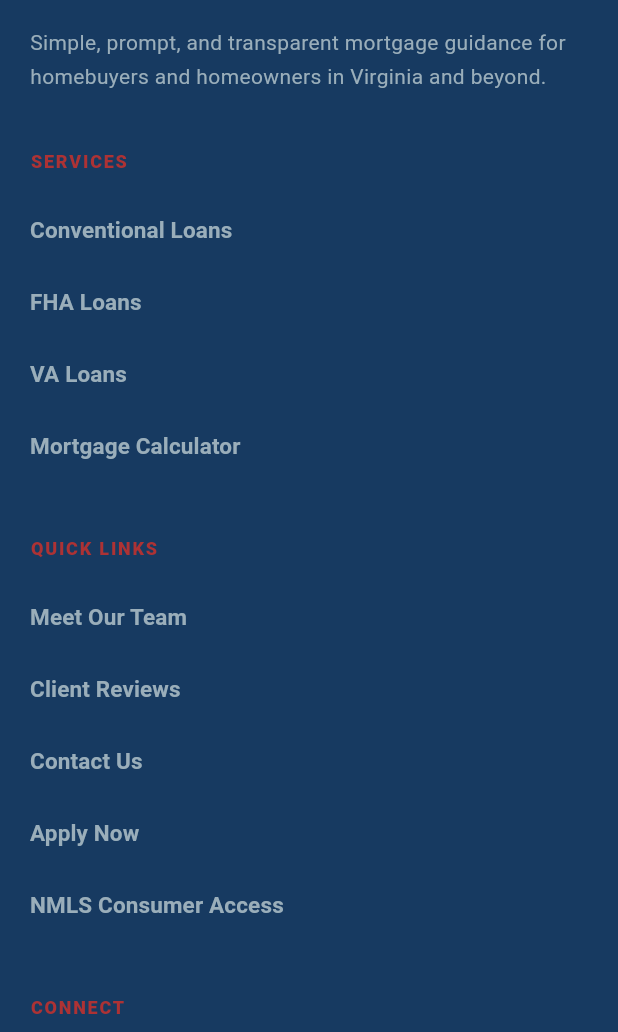
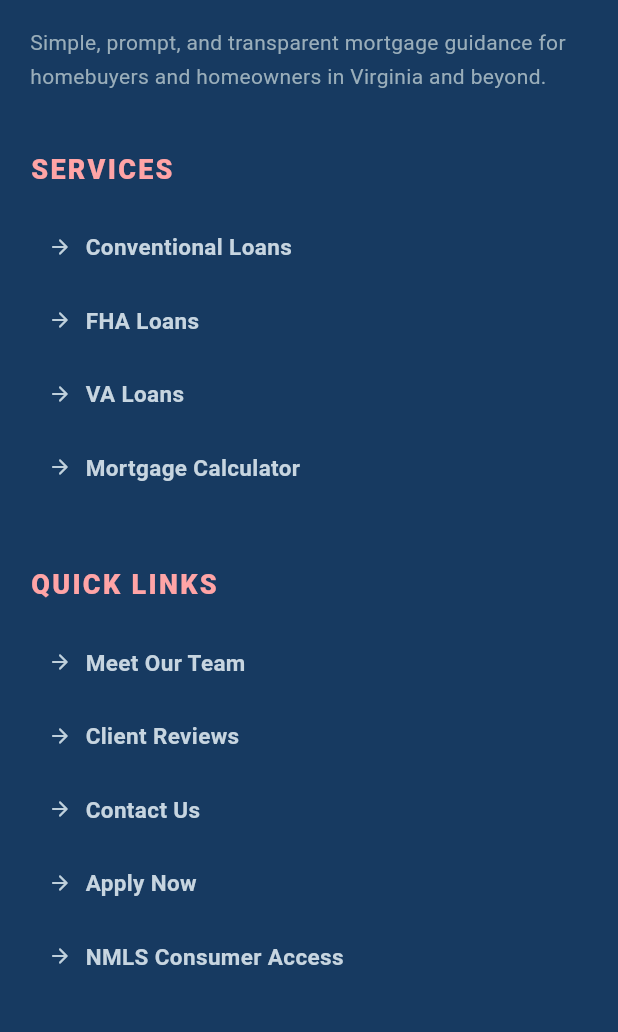
Before and after one commit to lamadipen/simplemortage, a Flutter app: the FooterSection widget shown alone on an empty page, opened directly with empty values, on a phone screen of 412 x 824 dp, the part 204-1236 px from its top. Run offline on Flutter 3.47's test engine with Material 3 defaults, Android fonts, the phone set to English and light mode, and no system bars; Roboto replaces fonts that are missing (Arial).

Commit message:
I made the footer column headings bigger and stronger in [footer_section.dart]

```diff
--- a/lib/features/home/widgets/footer_section.dart
+++ b/lib/features/home/widgets/footer_section.dart
@@ -71,10 +71,11 @@ class FooterSection extends StatelessWidget {
                 : Row(
                     crossAxisAlignment: CrossAxisAlignment.start,
                     children: [
-                      Expanded(flex: 2, child: columns[0]),
+                      Expanded(flex: 3, child: columns[0]),
                       const SizedBox(width: 40),
-                      for (var i = 1; i < columns.length; i++)
-                        Expanded(child: columns[i]),
+                      Expanded(flex: 2, child: columns[1]),
+                      Expanded(flex: 2, child: columns[2]),
+                      Expanded(flex: 3, child: columns[3]),
                     ],
                   ),
           ),
@@ -185,17 +186,72 @@ class _LinkColumn extends StatelessWidget {
       crossAxisAlignment: CrossAxisAlignment.start,
       children: [
         _FooterTitle(title),
-        const SizedBox(height: 12),
-        for (final link in links)
-          TextButton(
-            onPressed: link.$2,
-            style: TextButton.styleFrom(
-              foregroundColor: const Color(0xFF9AAEBA),
-              padding: const EdgeInsets.symmetric(vertical: 7),
+        const SizedBox(height: 18),
+        for (final link in links) _FooterLink(label: link.$1, onTap: link.$2),
+      ],
+    );
+  }
+}
+
+class _FooterLink extends StatefulWidget {
+  const _FooterLink({required this.label, required this.onTap});
+
+  final String label;
+  final VoidCallback onTap;
+
+  @override
+  State<_FooterLink> createState() => _FooterLinkState();
+}
+
+class _FooterLinkState extends State<_FooterLink> {
+  bool _hovered = false;
+
+  @override
+  Widget build(BuildContext context) {
+    return MouseRegion(
+      onEnter: (_) => setState(() => _hovered = true),
+      onExit: (_) => setState(() => _hovered = false),
+      child: InkWell(
+        onTap: widget.onTap,
+        borderRadius: BorderRadius.circular(10),
+        child: AnimatedContainer(
+          duration: const Duration(milliseconds: 150),
+          margin: const EdgeInsets.only(bottom: 8),
+          padding: const EdgeInsets.symmetric(horizontal: 11, vertical: 10),
+          decoration: BoxDecoration(
+            color: _hovered
+                ? Colors.white.withValues(alpha: 0.075)
+                : Colors.transparent,
+            borderRadius: BorderRadius.circular(10),
+            border: Border.all(
+              color: _hovered
+                  ? Colors.white.withValues(alpha: 0.12)
+                  : Colors.transparent,
             ),
-            child: Text(link.$1),
+          ),
+          child: Row(
+            children: [
+              Icon(
+                Icons.arrow_forward_rounded,
+                color: _hovered ? AppColors.red : const Color(0xFFBFD0DC),
+                size: 16,
+              ),
+              const SizedBox(width: 9),
+              Expanded(
+                child: Text(
+                  widget.label,
+                  style: TextStyle(
+                    color: _hovered ? AppColors.white : const Color(0xFFC7D5E0),
+                    fontSize: 15,
+                    height: 1.25,
+                    fontWeight: FontWeight.w700,
+                  ),
+                ),
               ),
             ],
+          ),
+        ),
+      ),
     );
   }
 }
@@ -209,23 +265,19 @@ class _ConnectColumn extends StatelessWidget {
       crossAxisAlignment: CrossAxisAlignment.start,
       children: [
         const _FooterTitle('Connect'),
-        const SizedBox(height: 17),
-        InkWell(
+        const SizedBox(height: 18),
+        _ContactLink(
+          icon: Icons.mail_rounded,
+          label: AppConstants.email,
           onTap: () => sendEmail(AppConstants.email),
-          child: const Text(
-            AppConstants.email,
-            style: TextStyle(color: Color(0xFF9AAEBA), fontSize: 13),
         ),
+        const SizedBox(height: 10),
+        _ContactLink(
+          icon: Icons.phone_rounded,
+          label: AppConstants.mobilePhone,
+          onTap: () => callPhone(AppConstants.mobilePhone),
         ),
-        const SizedBox(height: 12),
-        InkWell(
-          onTap: () => callPhone(AppConstants.mobilePhone),
-          child: const Text(
-            AppConstants.mobilePhone,
-            style: TextStyle(color: Color(0xFF9AAEBA), fontSize: 13),
-          ),
-        ),
-        const SizedBox(height: 18),
+        const SizedBox(height: 22),
         Row(
           children: [
             _SocialButton(
@@ -244,6 +296,84 @@ class _ConnectColumn extends StatelessWidget {
   }
 }
 
+class _ContactLink extends StatefulWidget {
+  const _ContactLink({
+    required this.icon,
+    required this.label,
+    required this.onTap,
+  });
+
+  final IconData icon;
+  final String label;
+  final VoidCallback onTap;
+
+  @override
+  State<_ContactLink> createState() => _ContactLinkState();
+}
+
+class _ContactLinkState extends State<_ContactLink> {
+  bool _hovered = false;
+
+  @override
+  Widget build(BuildContext context) {
+    return MouseRegion(
+      onEnter: (_) => setState(() => _hovered = true),
+      onExit: (_) => setState(() => _hovered = false),
+      child: InkWell(
+        onTap: widget.onTap,
+        borderRadius: BorderRadius.circular(12),
+        child: AnimatedContainer(
+          duration: const Duration(milliseconds: 150),
+          padding: const EdgeInsets.all(12),
+          decoration: BoxDecoration(
+            color: Colors.white.withValues(alpha: _hovered ? 0.09 : 0.045),
+            borderRadius: BorderRadius.circular(12),
+            border: Border.all(
+              color: Colors.white.withValues(alpha: _hovered ? 0.16 : 0.08),
+            ),
+          ),
+          child: Row(
+            children: [
+              Container(
+                width: 34,
+                height: 34,
+                decoration: BoxDecoration(
+                  gradient: const LinearGradient(
+                    begin: Alignment.topLeft,
+                    end: Alignment.bottomRight,
+                    colors: [Color(0xFFC74446), AppColors.redDark],
+                  ),
+                  borderRadius: BorderRadius.circular(10),
+                  boxShadow: [
+                    BoxShadow(
+                      color: AppColors.red.withValues(alpha: 0.24),
+                      blurRadius: 12,
+                      offset: const Offset(0, 5),
+                    ),
+                  ],
+                ),
+                child: Icon(widget.icon, color: AppColors.white, size: 18),
+              ),
+              const SizedBox(width: 11),
+              Expanded(
+                child: Text(
+                  widget.label,
+                  style: const TextStyle(
+                    color: Color(0xFFD5E1EC),
+                    fontSize: 14,
+                    height: 1.25,
+                    fontWeight: FontWeight.w700,
+                  ),
+                ),
+              ),
+            ],
+          ),
+        ),
+      ),
+    );
+  }
+}
+
 class _FooterTitle extends StatelessWidget {
   const _FooterTitle(this.text);
 
@@ -254,10 +384,10 @@ class _FooterTitle extends StatelessWidget {
     return Text(
       text.toUpperCase(),
       style: const TextStyle(
-        color: AppColors.red,
-        fontSize: 12,
-        fontWeight: FontWeight.w800,
-        letterSpacing: 1.2,
+        color: Color(0xFFFFA4A6),
+        fontSize: 18,
+        fontWeight: FontWeight.w900,
+        letterSpacing: 1.55,
       ),
     );
   }
@@ -271,26 +401,55 @@ class _SocialButton extends StatelessWidget {
 
   @override
   Widget build(BuildContext context) {
-    return InkWell(
+    return _HoverLift(
+      child: InkWell(
         onTap: onTap,
-      borderRadius: BorderRadius.circular(9),
+        borderRadius: BorderRadius.circular(13),
         child: Container(
-        width: 34,
-        height: 34,
+          width: 46,
+          height: 46,
           alignment: Alignment.center,
           decoration: BoxDecoration(
-          border: Border.all(color: const Color(0xFF355168)),
-          borderRadius: BorderRadius.circular(9),
+            color: Colors.white.withValues(alpha: 0.07),
+            border: Border.all(color: Colors.white.withValues(alpha: 0.16)),
+            borderRadius: BorderRadius.circular(13),
           ),
           child: Text(
             label,
             style: const TextStyle(
               color: AppColors.white,
-            fontSize: 12,
-            fontWeight: FontWeight.w800,
+              fontSize: 18,
+              fontWeight: FontWeight.w900,
+            ),
           ),
         ),
       ),
     );
   }
 }
+
+class _HoverLift extends StatefulWidget {
+  const _HoverLift({required this.child});
+
+  final Widget child;
+
+  @override
+  State<_HoverLift> createState() => _HoverLiftState();
+}
+
+class _HoverLiftState extends State<_HoverLift> {
+  bool _hovered = false;
+
+  @override
+  Widget build(BuildContext context) {
+    return MouseRegion(
+      onEnter: (_) => setState(() => _hovered = true),
+      onExit: (_) => setState(() => _hovered = false),
+      child: AnimatedContainer(
+        duration: const Duration(milliseconds: 150),
+        transform: Matrix4.translationValues(0, _hovered ? -3 : 0, 0),
+        child: widget.child,
+      ),
+    );
+  }
+}
```
Lines whose indentation alone changed are shown as unchanged.
